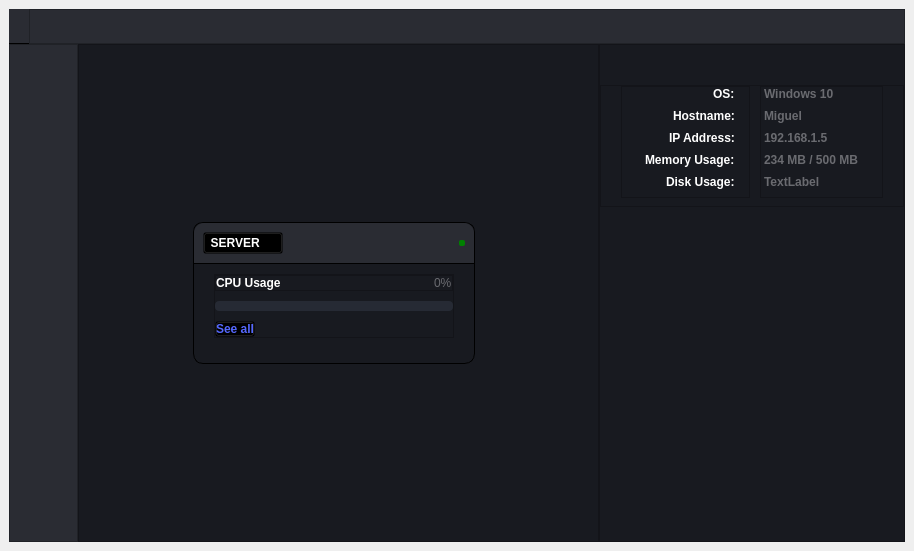
Above: main.ui from thebadsektor/intelligent_management_system before the change. Below: the same form after it.
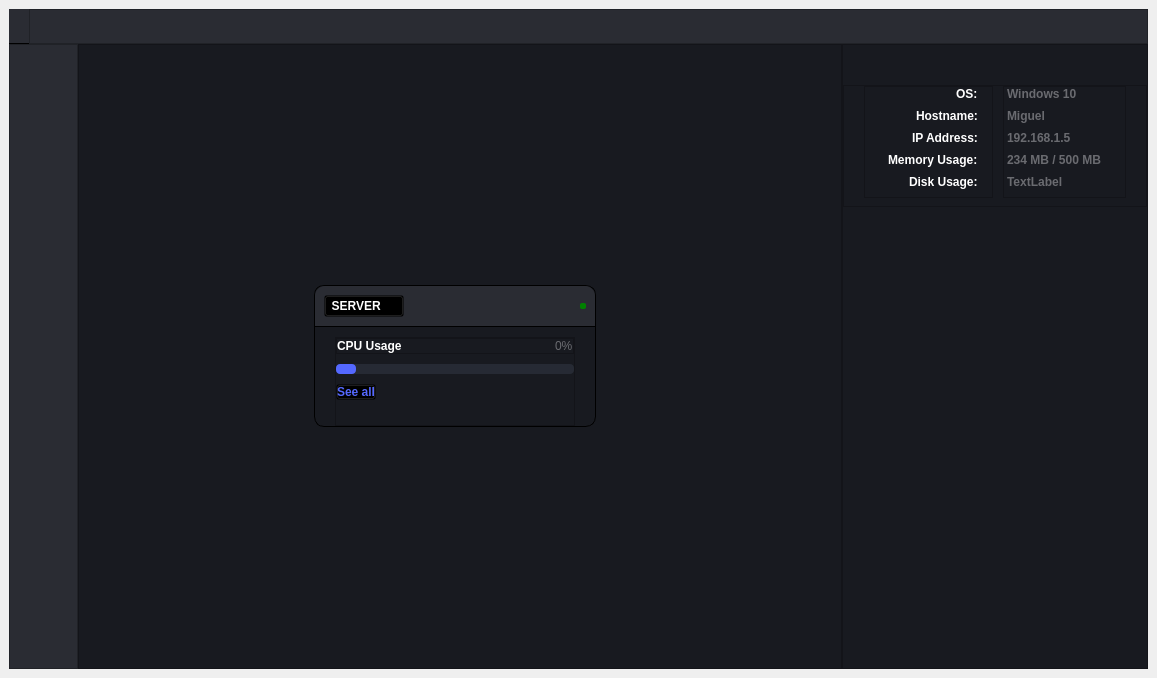
That is the form after the change. The open tabs and pages were chosen to show the change. Icons and pictures are not drawn.

Commit message: added card population func

What changed in the file:
```diff
--- a/main.ui
+++ b/main.ui
@@ -6,8 +6,8 @@
    <rect>
     <x>0</x>
     <y>0</y>
-    <width>914</width>
-    <height>551</height>
+    <width>1157</width>
+    <height>678</height>
    </rect>
   </property>
   <property name="windowTitle">
@@ -647,7 +647,12 @@
         <item>
          <widget class="QFrame" name="cards">
           <property name="styleSheet">
-           <string notr="true"/>
+           <string notr="true">QFrame#cards {
+	padding-left: 20px;
+	padding-right: 20px;
+	padding-top: 30px;
+	padding-bottom: 30px;
+}</string>
           </property>
           <property name="frameShape">
            <enum>QFrame::StyledPanel</enum>
@@ -666,7 +671,7 @@
             <number>0</number>
            </property>
            <property name="spacing">
-            <number>0</number>
+            <number>20</number>
            </property>
            <item row="0" column="0">
             <widget class="QFrame" name="card">
@@ -703,7 +708,7 @@
               <property name="bottomMargin">
                <number>0</number>
               </property>
-              <item alignment="Qt::AlignVCenter">
+              <item alignment="Qt::AlignTop">
                <widget class="QFrame" name="cardHeader">
                 <property name="styleSheet">
                  <string notr="true">QFrame#cardHeader {
@@ -742,19 +747,6 @@
                    </property>
                   </widget>
                  </item>
-                 <item>
-                  <spacer name="horizontalSpacer_4">
-                   <property name="orientation">
-                    <enum>Qt::Horizontal</enum>
-                   </property>
-                   <property name="sizeHint" stdset="0">
-                    <size>
-                     <width>40</width>
-                     <height>20</height>
-                    </size>
-                   </property>
-                  </spacer>
-                 </item>
                  <item>
                   <widget class="QLabel" name="status">
                    <property name="styleSheet">
@@ -806,9 +798,9 @@
                   <number>0</number>
                  </property>
                  <item>
-                  <widget class="QFrame" name="frame_2">
+                  <widget class="QFrame" name="cpuUsage">
                    <property name="styleSheet">
-                    <string notr="true">QFrame#frame_2 {
+                    <string notr="true">QFrame#cpuUsage {
 	margin-bottom: 10px;
 }</string>
                    </property>
@@ -837,10 +829,12 @@
                     <item>
                      <widget class="QLabel" name="txtCpuUsage">
                       <property name="styleSheet">
-                       <string notr="true">font-family: &quot;Segoe UI&quot;, sans-serif;
-font-size: 12px;
-font-weight: 500;
-color: white;</string>
+                       <string notr="true">QLabel#txtCpuUsage {
+	font-family: &quot;Segoe UI&quot;, sans-serif;
+	font-size: 12px;
+	font-weight: 500;
+	color: white;
+}</string>
                       </property>
                       <property name="text">
                        <string>CPU Usage</string>
@@ -850,7 +844,11 @@
                     <item alignment="Qt::AlignRight">
                      <widget class="QLabel" name="cpuUsageValueText">
                       <property name="styleSheet">
-                       <string notr="true">color: #6a6b70;</string>
+                       <string notr="true">QLabel#cpuUsageValueText {
+	font-family: &quot;Segoe UI&quot;, sans-serif;
+	color: #6a6b70;
+}
+</string>
                       </property>
                       <property name="text">
                        <string>0%</string>
@@ -860,7 +858,7 @@
                    </layout>
                   </widget>
                  </item>
-                 <item alignment="Qt::AlignVCenter">
+                 <item>
                   <widget class="QFrame" name="cpuUsageBar">
                    <property name="sizePolicy">
                     <sizepolicy hsizetype="Preferred" vsizetype="Preferred">
@@ -899,22 +897,23 @@
                     <property name="rightMargin">
                      <number>0</number>
                     </property>
+                    <property name="bottomMargin">
+                     <number>0</number>
+                    </property>
                     <item>
-                     <widget class="QFrame" name="cpuUsageValue">
+                     <widget class="QLabel" name="cpuUsageValue">
                       <property name="styleSheet">
                        <string notr="true">QFrame#cpuUsageValue {
 	min-height: 10px;
 	border-radius: 4px;
 	background-color: #5468ff;
+	min-width: 20px;
 }
 
 </string>
                       </property>
-                      <property name="frameShape">
-                       <enum>QFrame::StyledPanel</enum>
-                      </property>
-                      <property name="frameShadow">
-                       <enum>QFrame::Raised</enum>
+                      <property name="text">
+                       <string/>
                       </property>
                      </widget>
                     </item>
@@ -940,35 +939,38 @@
                     <cursorShape>PointingHandCursor</cursorShape>
                    </property>
                    <property name="styleSheet">
-                    <string notr="true">font-family: &quot;Segoe UI&quot;, sans-serif;
-font-size: 12px;
-font-weight: 500;
-color: #5568fe;
-background-color: transparent;
-padding: 0px;
-margin-top: 10px;</string>
+                    <string notr="true">QPushButton#btnSeeAll {
+	font-family: &quot;Segoe UI&quot;, sans-serif;
+	font-size: 12px;
+	font-weight: 500;
+	color: #5568fe;
+	background-color: transparent;
+	padding: 0px;	
+	margin-top: 10px;
+}
+</string>
                    </property>
                    <property name="text">
                     <string>See all</string>
                    </property>
                   </widget>
                  </item>
+                 <item>
+                  <spacer name="verticalSpacer_6">
+                   <property name="orientation">
+                    <enum>Qt::Vertical</enum>
+                   </property>
+                   <property name="sizeHint" stdset="0">
+                    <size>
+                     <width>20</width>
+                     <height>40</height>
+                    </size>
+                   </property>
+                  </spacer>
+                 </item>
                 </layout>
                </widget>
               </item>
-              <item>
-               <spacer name="verticalSpacer_6">
-                <property name="orientation">
-                 <enum>Qt::Vertical</enum>
-                </property>
-                <property name="sizeHint" stdset="0">
-                 <size>
-                  <width>20</width>
-                  <height>20</height>
-                 </size>
-                </property>
-               </spacer>
-              </item>
              </layout>
             </widget>
            </item>
```
The commit also changes 2 other files.
